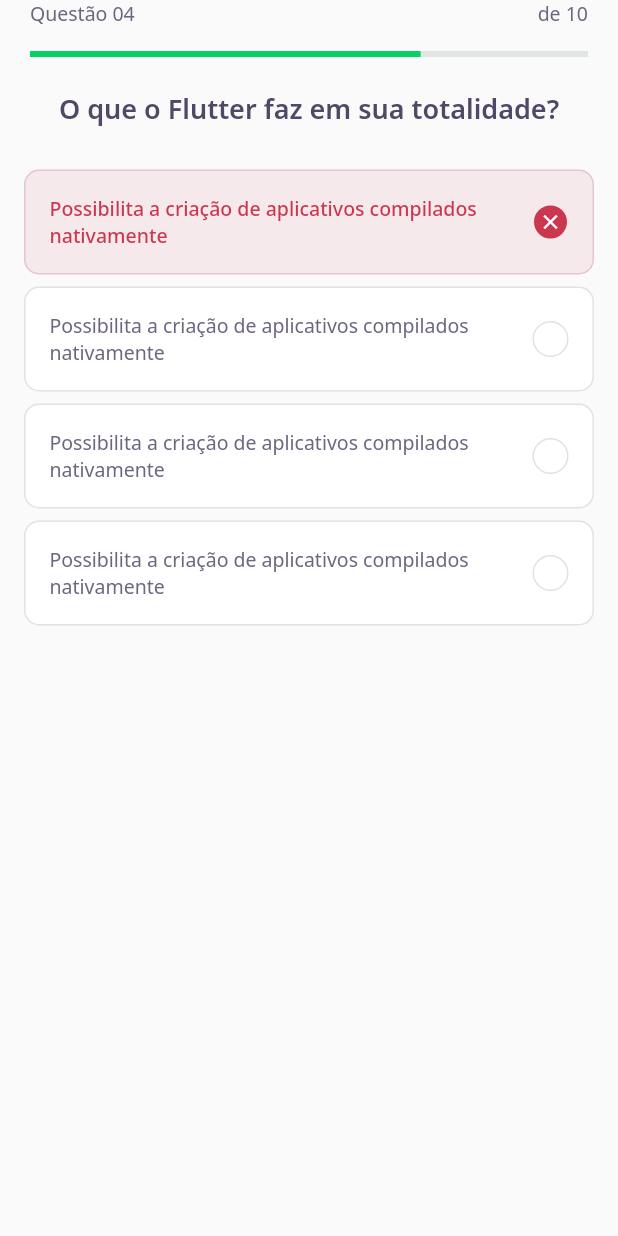
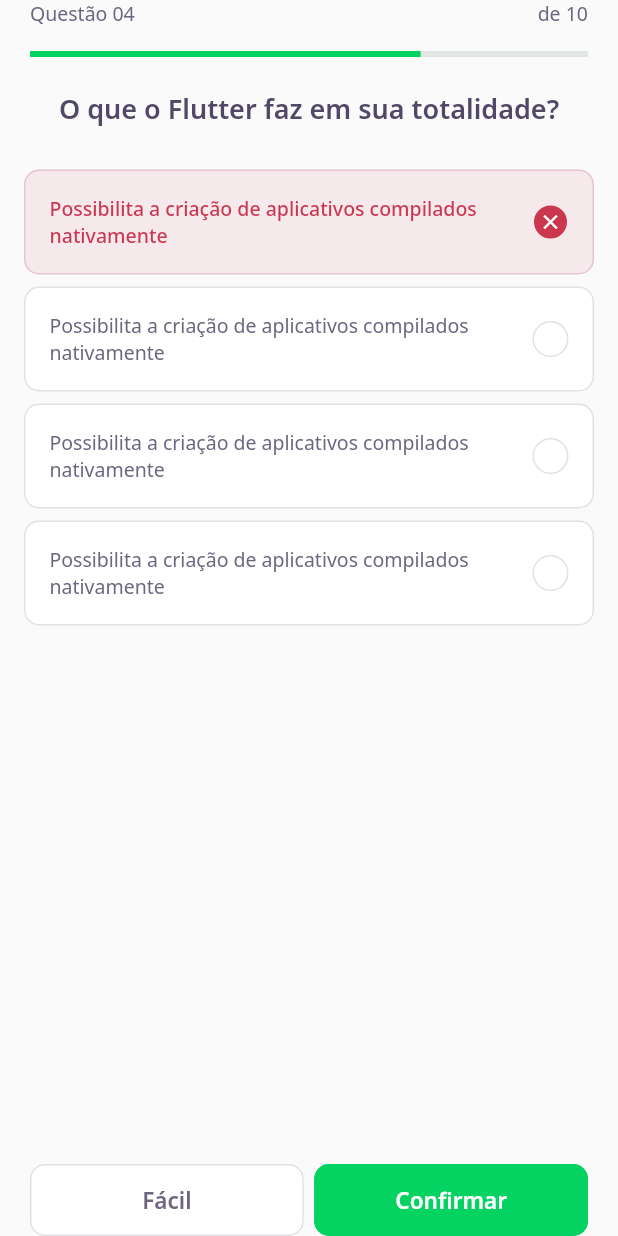
Before and after one commit to HERuppel/nlw5-flutter, a Flutter app: the ChallengePage screen opened directly, on a phone screen of 412 x 824 dp. Run offline on Flutter 3.47's test engine with Material 2 defaults, Android fonts, the light colour scheme and no system bars; our stand-ins replace google_fonts; accounts and stored records are empty; network calls fail.

Commit message:
feat(button): created navigation button

```diff
--- a/lib/challenge/challenge_page.dart
+++ b/lib/challenge/challenge_page.dart
@@ -1,4 +1,5 @@
 import 'package:flutter/material.dart';
+import 'package:nlw5/challenge/widgets/next_button/next_button_widget.dart';
 import 'package:nlw5/challenge/widgets/question_indicator/question_indicator_widget.dart';
 import 'package:nlw5/challenge/widgets/quiz/quiz_widget.dart';
 
@@ -13,10 +14,35 @@
   @override
   Widget build(BuildContext context) {
     return Scaffold(
-        appBar: PreferredSize(
-          preferredSize: Size.fromHeight(60),
-          child: SafeArea(top: true, child: QuestionIndicatorWidget()),
+      appBar: PreferredSize(
+        preferredSize: Size.fromHeight(60),
+        child: SafeArea(top: true, child: QuestionIndicatorWidget()),
+      ),
+      body: QuizWidget(title: 'O que o Flutter faz em sua totalidade?'),
+      bottomNavigationBar: SafeArea(
+        bottom: true,
+        child: Padding(
+          padding: const EdgeInsets.symmetric(horizontal: 20),
+          child: Row(
+            mainAxisAlignment: MainAxisAlignment.spaceAround,
+            children: [
+              Expanded(
+                  child: NextButtonWidget.white(
+                label: "Fácil",
+                onTap: () {},
+              )),
+              SizedBox(
+                width: 7,
+              ),
+              Expanded(
+                  child: NextButtonWidget.green(
+                label: "Confirmar",
+                onTap: () {},
+              )),
+            ],
+          ),
         ),
-        body: QuizWidget(title: 'O que o Flutter faz em sua totalidade?'));
+      ),
+    );
   }
 }
--- /dev/null
+++ b/lib/challenge/widgets/next_button/next_button_widget.dart
@@ -0,0 +1,51 @@
+import 'package:flutter/material.dart';
+import 'package:google_fonts/google_fonts.dart';
+import 'package:nlw5/core/app_colors.dart';
+
+class NextButtonWidget extends StatelessWidget {
+  final String label;
+  final Color backgroundColor;
+  final Color fontColor;
+  final Color borderColor;
+  final VoidCallback onTap;
+
+  NextButtonWidget(
+      {required this.label,
+      required this.backgroundColor,
+      required this.fontColor,
+      required this.borderColor,
+      required this.onTap});
+
+  NextButtonWidget.green({required String label, required VoidCallback onTap})
+      : this.backgroundColor = AppColors.darkGreen,
+        this.fontColor = AppColors.white,
+        this.label = label,
+        this.borderColor = AppColors.darkGreen,
+        this.onTap = onTap;
+
+  NextButtonWidget.white({required String label, required VoidCallback onTap})
+      : this.backgroundColor = AppColors.white,
+        this.fontColor = AppColors.grey,
+        this.label = label,
+        this.borderColor = AppColors.border,
+        this.onTap = onTap;
+
+  @override
+  Widget build(BuildContext context) {
+    return Container(
+        height: 48,
+        child: TextButton(
+            style: ButtonStyle(
+                backgroundColor: MaterialStateProperty.all(backgroundColor),
+                shape: MaterialStateProperty.all(RoundedRectangleBorder(
+                    borderRadius: BorderRadius.circular(10))),
+                side:
+                    MaterialStateProperty.all(BorderSide(color: borderColor))),
+            onPressed: onTap,
+            child: Text(label,
+                style: GoogleFonts.notoSans(
+                    fontWeight: FontWeight.w600,
+                    fontSize: 15,
+                    color: fontColor))));
+  }
+}
--- a/lib/core/app_widget.dart
+++ b/lib/core/app_widget.dart
@@ -1,5 +1,6 @@
 import 'package:flutter/material.dart';
-import 'package:nlw5/home/home_page.dart';
+
+import '../home/home_page.dart';
 
 class AppWidget extends StatelessWidget {
   @override
```
